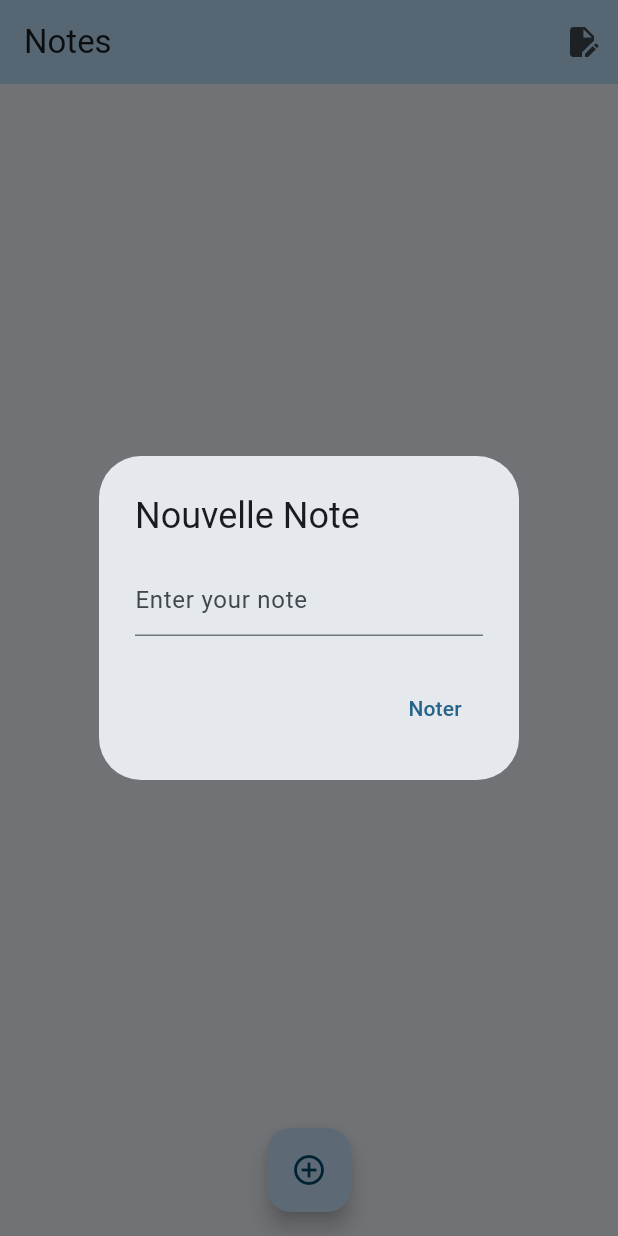
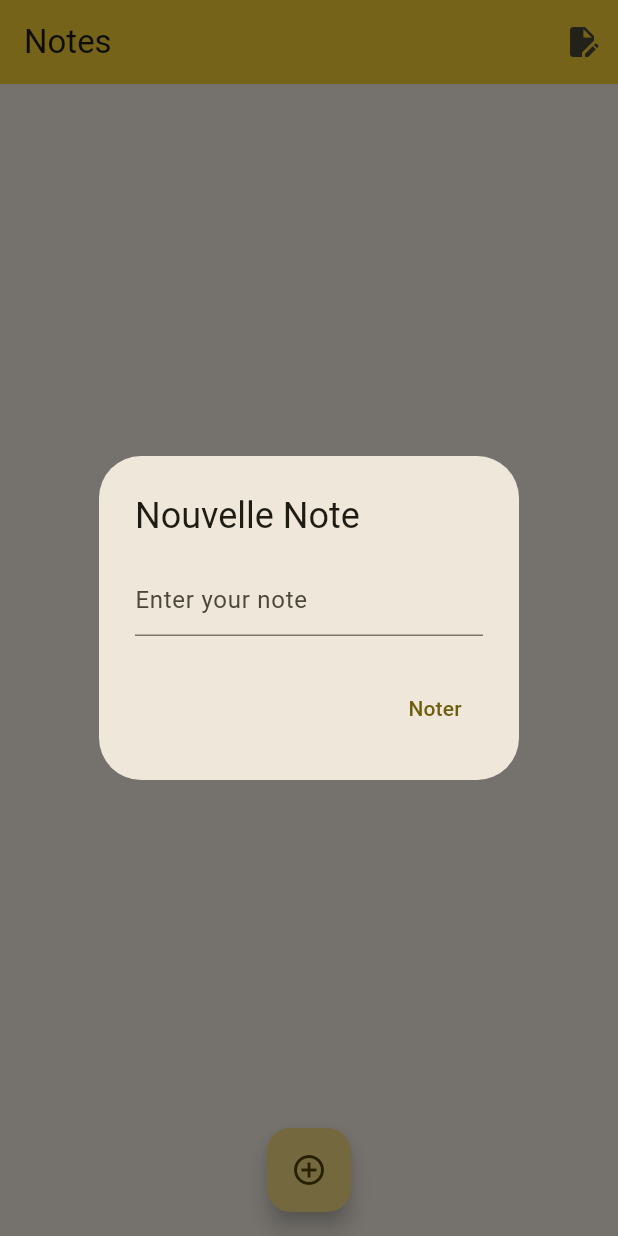
Before and after one commit to abdoumata03/notes_app, a Flutter app: the screen it shows after launch, after a tap on the "add circle outline" icon, on a phone screen of 412 x 824 dp. Run offline on Flutter 3.47's test engine with Material 3 defaults, Android fonts, the phone set to English and light mode, and no system bars; our stand-ins replace flutter_tts, sqflite; accounts and stored records are empty.

```diff
--- a/lib/Services/db.dart
+++ b/lib/Services/db.dart
@@ -6,14 +6,17 @@ import 'package:sqflite/sqflite.dart';
 import 'package:path/path.dart';
 
 class SqfliteDB {
-
-
   static final _databaseName = "MyDatabase.db";
   static final _databaseVersion = 1;
   // only have a single app-wide reference to the database
+
+  static final SqfliteDB instance = SqfliteDB._init();
+
   static Database? _database;
+
+  SqfliteDB._init();
+
   Future<Database> get database async => _database ??= await _initDatabase();
-
 
   _initDatabase() async {
     Directory documentsDirectory = await getApplicationDocumentsDirectory();
@@ -42,10 +45,9 @@ class SqfliteDB {
     List<Map> maps = await db.query('notes');
     return List.generate(maps.length, (i) {
       return NoteModel(
-        id: maps[i]['id'],
-        description: maps[i]['description'],
-        date: DateTime.now().toString()
-      );
+          id: maps[i]['id'],
+          description: maps[i]['description'],
+          date: DateTime.now().toString());
     });
   }
 
--- a/lib/home.dart
+++ b/lib/home.dart
@@ -12,31 +12,29 @@ class HomeScreen extends StatefulWidget {
 
 class _HomeScreenState extends State<HomeScreen> {
   final TextEditingController _noteController = TextEditingController();
-  final dbService = SqfliteDB();
 
-  List<Note> _notes = [];
-  List<NoteModel> _dbNotes = [];
+  late List<NoteModel> _dbNotes;
   int _selectedIndex = 0;
+  final dbService = SqfliteDB.instance;
+  bool isLoading = false;
 
   @override
   void initState() {
-    // TODO: implement initState
     super.initState();
     updateNotes();
   }
 
   void updateNotes() async {
-    _dbNotes = await dbService.getNotes();
-    for (var note in _dbNotes) {
-      print(note.toJson());
-    }
+    setState(() => isLoading = true);
+    _dbNotes = await SqfliteDB.instance.getNotes();
+    setState(() => isLoading = false);
   }
 
   @override
   Widget build(BuildContext context) {
     return AnnotatedRegion(
       value: SystemUiOverlayStyle(
-        statusBarColor: Colors.blue[100],
+        statusBarColor: Colors.yellow[600],
         statusBarIconBrightness: Brightness.dark,
       ),
       child: SafeArea(
@@ -92,7 +90,9 @@ class _HomeScreenState extends State<HomeScreen> {
             },
             child: const Icon(Icons.add_circle_outline_outlined),
           ),
-          body: _dbNotes.length == 0
+          body: isLoading
+              ? const Center(child: CircularProgressIndicator())
+              : _dbNotes.length == 0
                   ? const Center(
                       child: Text(""),
                     )
@@ -116,7 +116,8 @@ class _HomeScreenState extends State<HomeScreen> {
                                         (BuildContext context, int index) {
                                       return const Divider();
                                     },
-                                itemBuilder: (BuildContext context, int index) {
+                                    itemBuilder:
+                                        (BuildContext context, int index) {
                                       return Container(
                                         width: 100,
                                         child: ListTile(
@@ -130,7 +131,8 @@ class _HomeScreenState extends State<HomeScreen> {
                                             Navigator.push(
                                               context,
                                               MaterialPageRoute(
-                                            builder: (context) => DetailsPage(
+                                                builder: (context) =>
+                                                    DetailsPage(
                                                         note: _dbNotes[index]),
                                               ),
                                             );
@@ -138,20 +140,23 @@ class _HomeScreenState extends State<HomeScreen> {
                                           onLongPress: () {
                                             showDialog(
                                                 context: context,
-                                            builder: (BuildContext context) {
+                                                builder:
+                                                    (BuildContext context) {
                                                   return AlertDialog(
-                                                title:
-                                                    const Text('Delete Note'),
+                                                    title: const Text(
+                                                        'Delete Note'),
                                                     content: const Text(
                                                         'Are you sure you want to delete this note?'),
                                                     actions: [
                                                       TextButton(
-                                                    child: const Text('Yes'),
+                                                        child:
+                                                            const Text('Yes'),
                                                         onPressed: () {
                                                           setState(() {
                                                             _selectedIndex = 0;
                                                             dbService.delete(
-                                                            _dbNotes[index].id!);
+                                                                _dbNotes[index]
+                                                                    .id!);
                                                             updateNotes();
                                                           });
                                                           Navigator.of(context)
--- a/lib/main.dart
+++ b/lib/main.dart
@@ -30,9 +30,9 @@ class _MainAppState extends State<MainApp> {
     return MaterialApp(
       debugShowCheckedModeBanner: false,
       theme: ThemeData(
-          colorSchemeSeed: Colors.lightBlue,
+          colorSchemeSeed: Colors.yellow[600],
           appBarTheme: AppBarTheme(
-            backgroundColor: Colors.blue[100],
+            backgroundColor: Colors.yellow[600],
           )),
       home: _showSplash ? SplashScreen() : HomeScreen(),
     );
```
Lines whose indentation alone changed are shown as unchanged.
